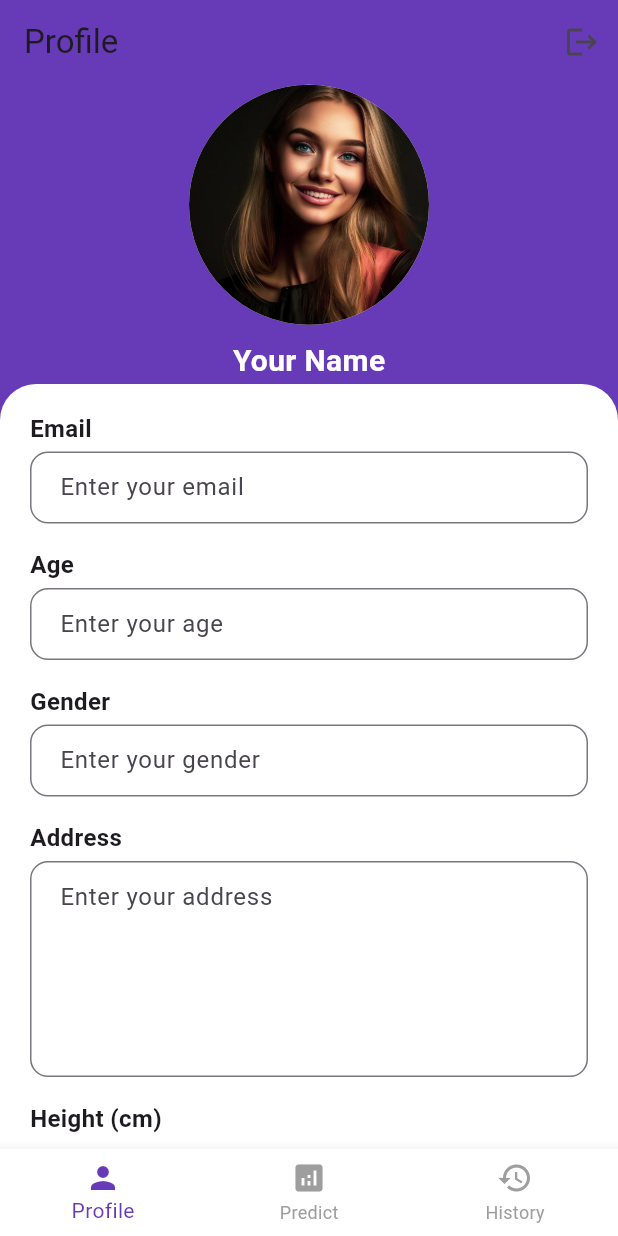
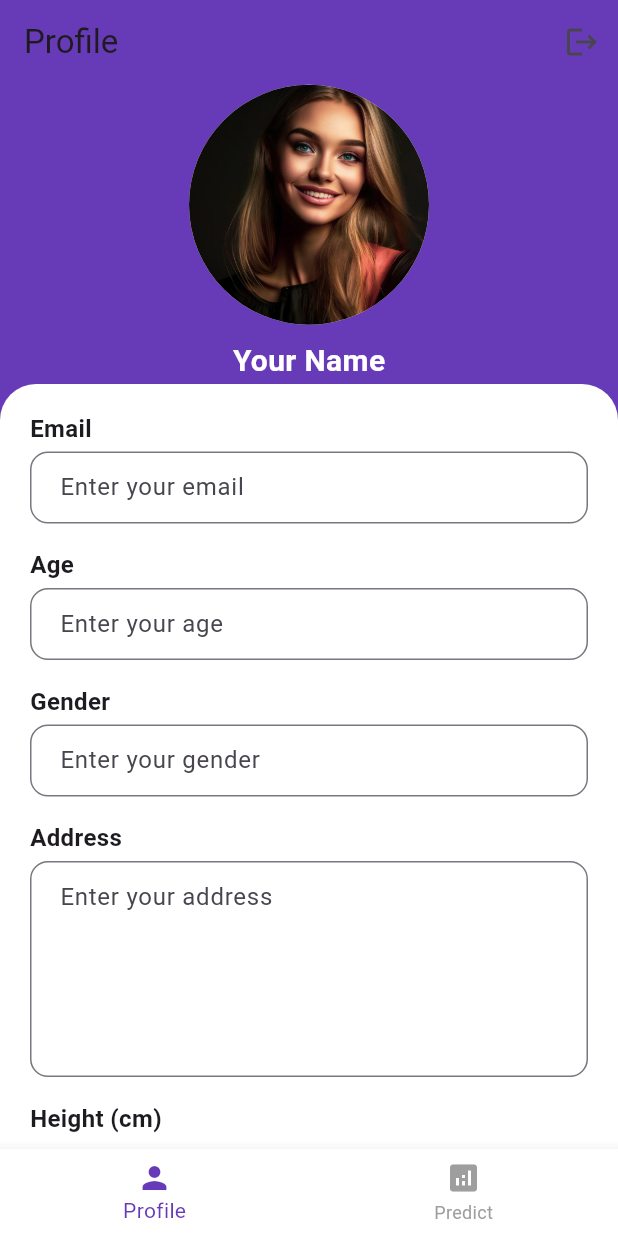
Before and after one commit to Godsaptarshifrtw/Raretrack, a Flutter app: the HomeScreen screen opened directly, on a phone screen of 412 x 824 dp. Run offline on Flutter 3.47's test engine with Material 3 defaults, Android fonts, the phone set to English and light mode, and no system bars; our stand-ins replace cloud_firestore, dropdown_search, firebase_auth, firebase_core, flutter_map, geolocator and 1 more; accounts and stored records are empty.

Commit message:
nav bar updation

```diff
--- a/lib/screens/home_screen.dart
+++ b/lib/screens/home_screen.dart
@@ -63,10 +63,7 @@ class _HomeScreenState extends State<HomeScreen> {
             icon: Icon(Icons.analytics),
             label: 'Predict',
           ),
-          BottomNavigationBarItem(
-            icon: Icon(Icons.history),
-            label: 'History',
-          ),
+
         ],
       ),
     );
```
